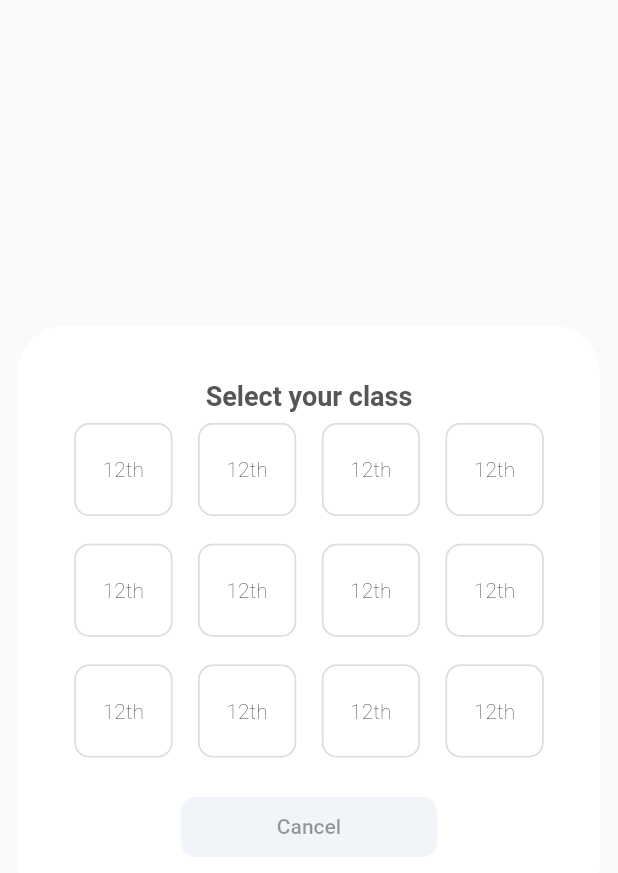
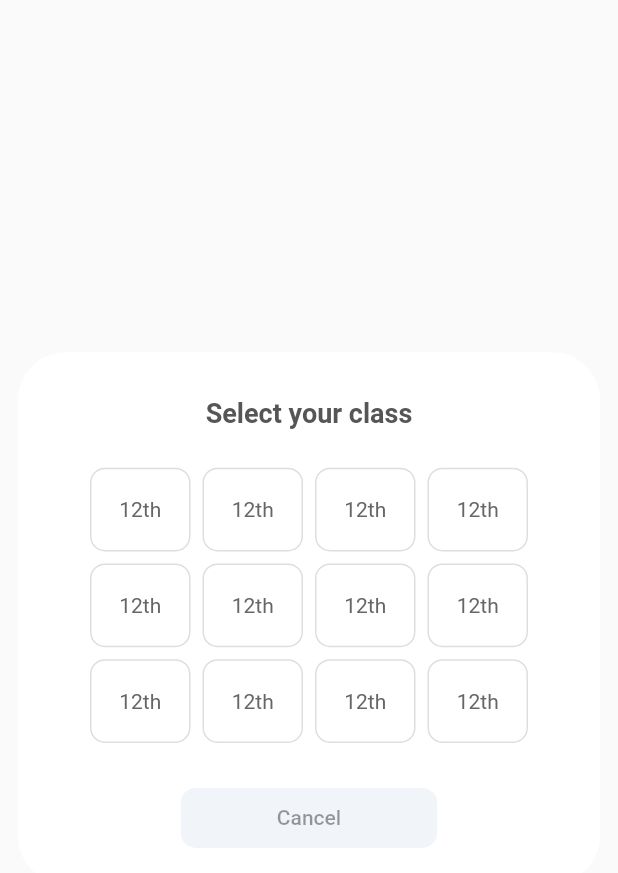
Before and after one commit to sauravidream/iPrep_refactoring_ui, a Flutter app: the AddTodoPopupCard widget shown alone on an empty page, opened directly, on a phone screen of 412 x 824 dp. Shown: the top 873 px of the screen. Run offline on Flutter 3.47's test engine with Material 2 defaults, Android fonts, the phone set to English and light mode, and no system bars; our stand-ins replace another_flushbar, auto_route, bloc, cloud_firestore, dartz, firebase_auth and 15 more; accounts and stored records are empty.

Commit message:
Class selection button fix

```diff
--- a/lib/presentation/home_page/home_class_selection_pop_up/class_selection_pop_up.dart
+++ b/lib/presentation/home_page/home_class_selection_pop_up/class_selection_pop_up.dart
@@ -9,6 +9,8 @@ class AddTodoPopupCard extends StatelessWidget {
     return Center(
       child: Padding(
         padding: const EdgeInsets.all(12.0),
+        child: SingleChildScrollView(
+          physics: const NeverScrollableScrollPhysics(),
           child: Material(
             color: const Color(0xFFFFFFFF),
             type: MaterialType.card,
@@ -16,15 +18,12 @@ class AddTodoPopupCard extends StatelessWidget {
             shape: RoundedRectangleBorder(
               borderRadius: BorderRadius.circular(32),
             ),
-          child: SingleChildScrollView(
-            child: Padding(
-              padding: const EdgeInsets.all(32.0),
             child: Column(
               mainAxisSize: MainAxisSize.min,
               crossAxisAlignment: CrossAxisAlignment.center,
-                mainAxisAlignment: MainAxisAlignment.center,
+              mainAxisAlignment: MainAxisAlignment.spaceAround,
               children: [
-                  kappHeight5,
+                kappHeight30,
                 const SizedBox(
                   child: Text(
                     "Select your class",
@@ -34,42 +33,41 @@ class AddTodoPopupCard extends StatelessWidget {
                         color: Color(0xFF565657)),
                   ),
                 ),
-                  kappWidth5,
-                  GridView.builder(
+                kappHeight10,
+                Padding(
+                  padding: const EdgeInsets.all(16.0),
+                  child: GridView.builder(
+                      padding: const EdgeInsets.symmetric(horizontal: 32),
                       itemCount: 12,
                       shrinkWrap: true,
                       physics: const NeverScrollableScrollPhysics(),
                       gridDelegate:
                           const SliverGridDelegateWithFixedCrossAxisCount(
                         crossAxisCount: 4,
-                        mainAxisSpacing: 4,
-                        crossAxisSpacing: 6,
-                        childAspectRatio: 1,
+                        mainAxisSpacing: 8,
+                        crossAxisSpacing: 8,
+                        childAspectRatio: 1.2,
                       ),
                       itemBuilder: (context, index) {
-                        return ActionChip(
-                          pressElevation: 0,
-                          padding: const EdgeInsets.symmetric(
-                              vertical: 22, horizontal: 10),
-                          backgroundColor: Colors.white,
-                          shape: const RoundedRectangleBorder(
-                            side: BorderSide(color: Color(0xFFDEDEDE)),
-                            borderRadius: BorderRadius.all(
-                              Radius.circular(
-                                10,
+                        return GestureDetector(
+                          onTap: () {},
+                          child: Container(
+                            alignment: Alignment.center,
+                            decoration: BoxDecoration(
+                                borderRadius: BorderRadius.circular(10),
+                                border: Border.all(color: Color(0xFFDEDEDE))),
+                            child: Text(
+                              "12th",
+                              style: TextStyle(
+                                color: Color(0xFF666666),
+                                fontSize: 14,
                               ),
                             ),
                           ),
-                          label: const Text(
-                            "12th",
-                            style: TextStyle(
-                                color: Color(0xFF212121),
-                                fontWeight: FontWeight.w200),
-                          ),
-                          onPressed: () {},
                         );
                       }),
-                  kappHeight15,
+                ),
+                kappHeight10,
                 ElevatedButton(
                   style: ButtonStyle(
                     shape: MaterialStateProperty.all(RoundedRectangleBorder(
@@ -90,8 +88,8 @@ class AddTodoPopupCard extends StatelessWidget {
                     style: TextStyle(color: Color.fromRGBO(0, 0, 0, 0.4)),
                   ),
                 ),
+                kappHeight20,
               ],
-              ),
             ),
           ),
         ),
--- a/lib/presentation/home_page/home_language_selection_pop_up/language_selection_pop_up.dart
+++ b/lib/presentation/home_page/home_language_selection_pop_up/language_selection_pop_up.dart
@@ -35,13 +35,14 @@ class LangaugeTodoPopupCard extends StatelessWidget {
                           color: Color(0xFF565657)),
                     ),
                   ),
-                  kappHeight5,
+                  kappHeight30,
                   ListView.separated(
                     shrinkWrap: true,
+                    padding: const EdgeInsets.symmetric(horizontal: 8),
                     physics: const NeverScrollableScrollPhysics(),
                     itemBuilder: (context, index) {
                       return const ListTile(
-                        contentPadding: EdgeInsets.all(12),
+                        contentPadding: EdgeInsets.symmetric(vertical: 6, horizontal: 16),
                         shape: RoundedRectangleBorder(
                           side:
                               BorderSide(width: 1, color: Color(0xFFDEDEDE)),
@@ -52,7 +53,7 @@ class LangaugeTodoPopupCard extends StatelessWidget {
                         leading: CircleAvatar(
                           radius: 22,
                         ),
-                        title: Text("English is my preferred language"),
+                        title: Text("English is my preferred language",style: TextStyle(fontSize: 12),),
                         trailing: CircleAvatar(
                           radius: 15,
                           child: Icon(Icons.check,size: 15,),
--- a/lib/presentation/home_page/home_project_grid/stem_project_grid.dart
+++ b/lib/presentation/home_page/home_project_grid/stem_project_grid.dart
@@ -31,12 +31,16 @@ class StemProjectGrid extends StatelessWidget {
                 ),
               ),
               kappWidth10,
-              const Text(
-                "STEM for Maths",
-                style: TextStyle(
-                  color: Color(0xFF212121),
-                  fontWeight: FontWeight.w400,
-                  fontSize: 14,
+              const Expanded(
+                child: Text(
+                  "STEM for Maths",
+                  maxLines: 2,
+                  style: TextStyle(
+                    overflow: TextOverflow.ellipsis,
+                    color: Color(0xFF212121),
+                    fontWeight: FontWeight.w400,
+                    fontSize: 14,
+                  ),
                 ),
               ),
             ],
```
Also changed, not shown: lib/presentation/home_page/home_drawer/drawer_home.dart (+4 -3 lines), 33 other files. Lines whose indentation alone changed are shown as unchanged.
